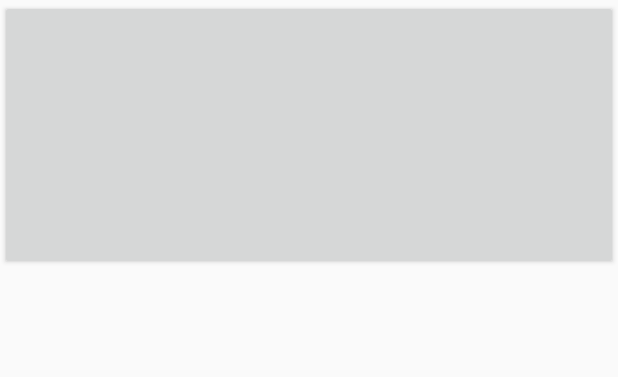
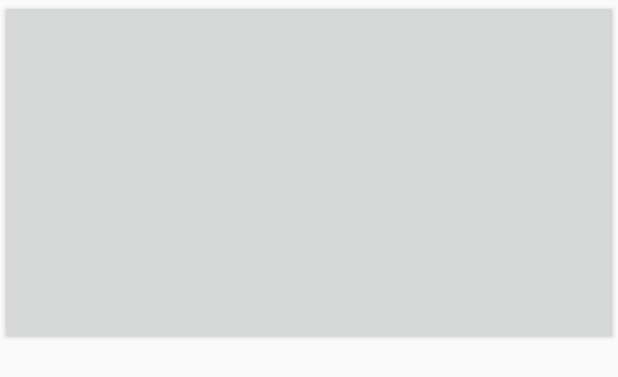
Before and after one commit to rohitrp/Portfolio-app, an Android app: the layout app_list.xml on its own in the app's theme, with its tools: preview values and no code run, on a phone screen of 412 x 824 dp. Shown: the top 377 px of the screen. Run offline under Robolectric (Android 15) with nearby library versions, the phone set to English and light mode, and no system bars.

Commit message:
feat: Change button's size, text color, and text size

```diff
--- a/app/src/main/res/layout/app_list.xml
+++ b/app/src/main/res/layout/app_list.xml
@@ -6,11 +6,13 @@
 
     <Button
         android:layout_width="match_parent"
-        android:layout_height="180dp"
+        android:layout_height="230dp"
         android:gravity="center"
         android:layout_gravity="center"
         android:id="@+id/app_list_button"
         android:focusable="false"
-        android:clickable="false"/>
+        android:clickable="false"
+        android:textColor="@android:color/white"
+        android:textSize="40sp"/>
 
 </LinearLayout>
```
